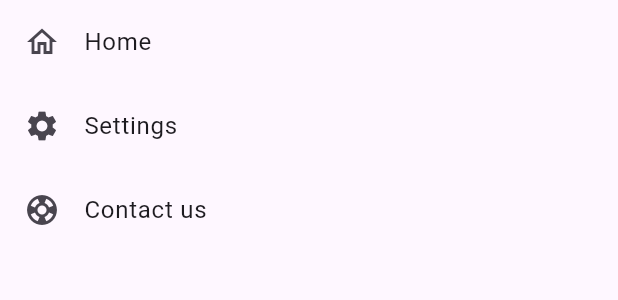
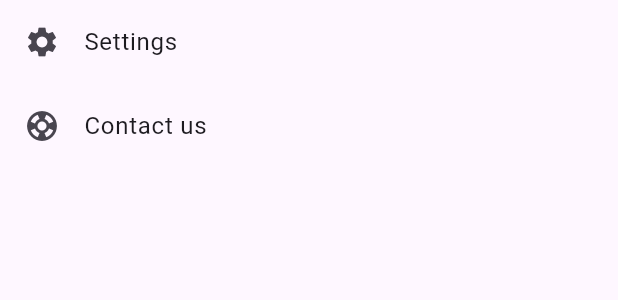
Before and after one commit to SQ77/MarketMirror, a Flutter app: what buildMenuItems() shows on an empty page, opened directly, on a phone screen of 412 x 824 dp. Shown: the top 300 px of the screen. Run offline on Flutter 3.47's test engine with Material 3 defaults, Android fonts, the phone set to English and light mode, and no system bars; our stand-ins replace flutter_dotenv, supabase_flutter; accounts and stored records are empty; network calls fail.

Commit message:
Change file names

```diff
--- a/lib/pages/userAppBar/user_AppBar.dart
+++ b/lib/pages/userAppBar/user_AppBar.dart
@@ -1,5 +1,5 @@
 import 'package:flutter/material.dart';
-import 'package:marketmirror/pages/userAppBar/user_Profile.dart';
+import 'package:marketmirror/pages/userAppBar/user_profile.dart';
 
 class UserAppbar extends StatelessWidget implements PreferredSizeWidget {
   const UserAppbar({super.key});
--- a/lib/pages/userAppBar/user_NavigationDrawer.dart
+++ b/lib/pages/userAppBar/user_NavigationDrawer.dart
@@ -24,15 +24,6 @@ Widget buildHeader(BuildContext context) => Container(
 Widget buildMenuItems(context) => Column(
   children: [
     ListTile(
-      leading: const Icon(Icons.home_outlined),
-      title: const Text("Home"),
-      onTap: () {
-        Navigator.of(context).pushReplacement(MaterialPageRoute(
-          builder: (context) => const MainPage(),
-        ));
-      },
-    ),
-    ListTile(
       leading: const Icon(Icons.settings),
       title: const Text("Settings"),
       onTap: () {
```
